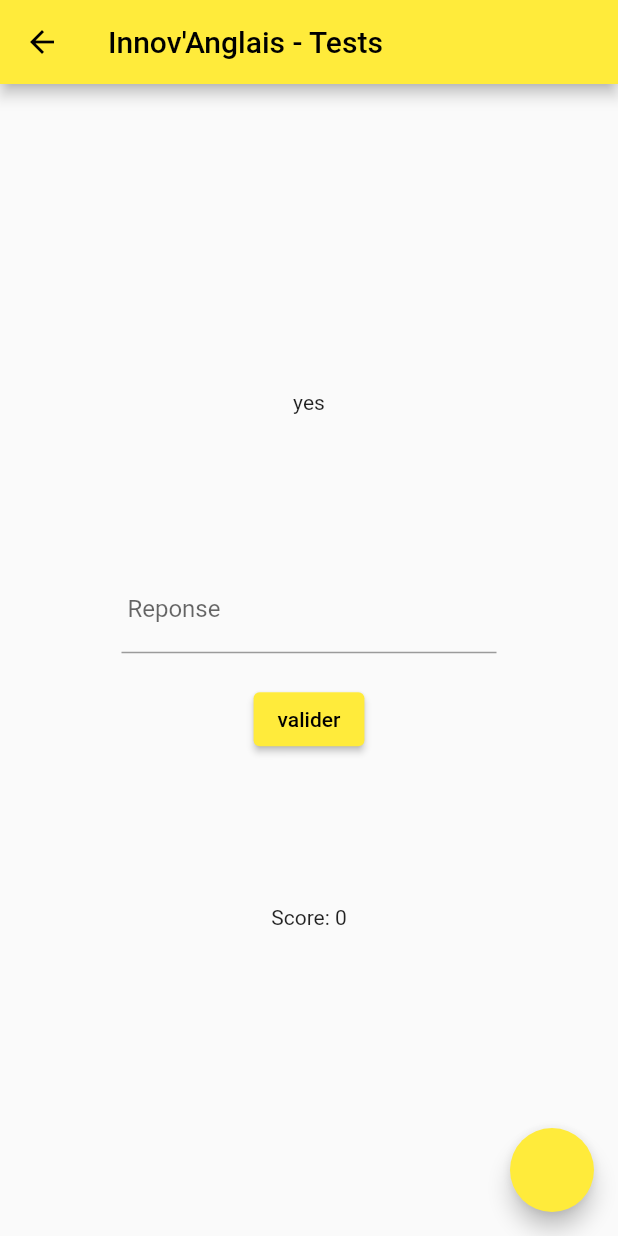
After one commit to LoupMyr/innov-anglais, a Flutter app: the TestPage screen opened by its route, after a tap on "valider", on a phone screen of 412 x 824 dp. The commit adds this screen. Run offline on Flutter 3.47's test engine with Material 2 defaults, Android fonts, the light colour scheme and no system bars.

Commit message:
test ameliorations

```diff
--- a/lib/ecran/myhomepage.dart
+++ b/lib/ecran/myhomepage.dart
@@ -93,7 +93,8 @@
                 direction: Axis.vertical,
                 children: [
                   IconButton(
-                    onPressed: () => null,
+                    onPressed: () =>
+                        Navigator.pushNamed(context, "/routeTestPage"),
                     iconSize: 27.0,
                     icon: const Icon(
                       Icons.calendar_month_sharp,
--- /dev/null
+++ b/lib/ecran/test.dart
@@ -0,0 +1,27 @@
+import 'package:flutter/material.dart';
+import 'package:innov_anglais/ecran/test_tool.dart';
+
+class TestPage extends StatefulWidget {
+  TestPage({super.key, required this.title});
+
+  final TestTools tool = TestTools();
+  final String title;
+  @override
+  State<TestPage> createState() => TestState();
+}
+
+class TestState extends State<TestPage> {
+  @override
+  Widget build(BuildContext context) {
+    return Scaffold(
+      appBar: AppBar(
+        title: Text(widget.title),
+      ),
+      body: Center(child: widget.tool.makeTest()),
+      //bouton pour debug
+      floatingActionButton: FloatingActionButton(
+          onPressed: () =>
+              setState(() => widget.tool.type = !widget.tool.type)),
+    );
+  }
+}
--- /dev/null
+++ b/lib/ecran/test_tool.dart
@@ -0,0 +1,109 @@
+import 'package:flutter/material.dart';
+import 'dart:math';
+
+import 'package:http/http.dart' as http;
+import 'dart:convert';
+import 'dart:async';
+
+class TestTools {
+  final Random rand = Random();
+  Mot motChoisi = Mot(francais: "oui", anglais: "yes", theme: "theme");
+  bool type = true;
+  int count = 0;
+  int score = 0;
+
+  //fabrique un questionaire pour le test
+  Widget makeTest() {
+    return Column(
+      mainAxisAlignment: MainAxisAlignment.center,
+      children: <Widget>[
+        Text(motChoisi.anglais),
+        const Padding(padding: EdgeInsets.all(50)),
+        type ? saisie() : boutons(),
+        const Padding(padding: EdgeInsets.all(50)),
+        Text("Score: $count"),
+      ],
+    );
+  }
+
+  //retourne un qcm de 4 choix pour le questionaire
+  Widget boutons() {
+    return Column(mainAxisAlignment: MainAxisAlignment.center, children: [
+      Row(
+        mainAxisAlignment: MainAxisAlignment.center,
+        children: [
+          ElevatedButton(
+              onPressed: () => checkResp("oui"), child: const Text("oui")),
+          const Padding(padding: EdgeInsets.all(10)),
+          ElevatedButton(
+              onPressed: () => checkResp("non"), child: const Text("non"))
+        ],
+      ),
+      const Padding(padding: EdgeInsets.all(10)),
+      Row(
+        mainAxisAlignment: MainAxisAlignment.center,
+        children: [
+          ElevatedButton(
+              onPressed: () => checkResp("peut etre"),
+              child: const Text("peut etre")),
+          const Padding(padding: EdgeInsets.all(10)),
+          ElevatedButton(
+              onPressed: () => checkResp("jamais"), child: const Text("jamais"))
+        ],
+      )
+    ]);
+  }
+
+  //retourne un champ de saisie pour le questionaire
+  Widget saisie() {
+    String input = "";
+    return Column(
+      mainAxisAlignment: MainAxisAlignment.center,
+      children: [
+        SizedBox(
+          width: 250,
+          child: TextFormField(
+            decoration: const InputDecoration(label: Text(' Reponse')),
+            onChanged: (value) => input = value,
+          ),
+        ),
+        const Padding(padding: EdgeInsets.all(10)),
+        ElevatedButton(
+            onPressed: () => checkResp(input), child: const Text("valider"))
+      ],
+    );
+  }
+
+  //verifie la reponse
+  void checkResp(String resp) {
+    //type = rand.nextInt(1) == 0;
+    if (resp == motChoisi.francais) {
+      score++;
+    }
+    count++;
+    if (count == 10) {}
+  }
+}
+
+class Mot {
+  Mot({required this.francais, required this.anglais, required this.theme});
+  Mot.fromMap(Map<String, String> map) {
+    francais = map["francais"] ?? "";
+    anglais = map["anglais"] ?? "";
+    theme = map["theme"] ?? "";
+  }
+
+  late String francais;
+  late String anglais;
+  late String theme;
+}
+
+Future<Map<String, dynamic>> getMots() async {
+  String url = "url";
+  var reponse = await http.get(Uri.parse(url));
+  if (reponse.statusCode == 200) {
+    return jsonDecode(reponse.body);
+  } else {
+    throw Exception("erreur de connection a l'api");
+  }
+}
--- a/lib/main.dart
+++ b/lib/main.dart
@@ -4,6 +4,7 @@
 import 'package:innov_anglais/ecran/connexion.dart';
 import 'package:innov_anglais/ecran/inscription.dart';
 import 'package:innov_anglais/ecran/myhomepage.dart';
+import 'package:innov_anglais/ecran/test.dart';
 
 void main() {
   runApp(const MyApp());
@@ -24,6 +25,8 @@
       routes: <String, WidgetBuilder>{
         '/routeMenuTests': (BuildContext context) =>
             const MenuTestsPage(title: "Innov'Anglais - Tests"),
+        '/routeTestPage': (BuildContext context) =>
+            TestPage(title: "Innov'Anglais - Tests"),
       },
     );
   }
```
Also changed, not shown: lib/test.dart (deleted, +0 -111 lines).
